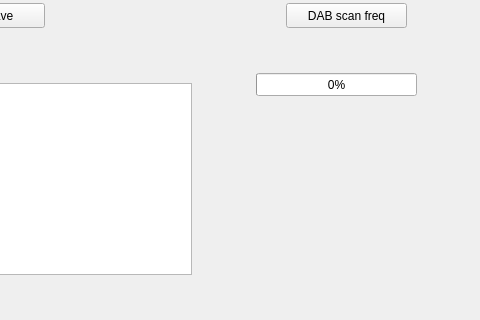
Above: dialog.ui from Vitalic66/DAB-FM-sundtek-api before the change; both pictures show x 84 to 564 and y 197 to 517 of the 564 by 517 pixel window. Below: the same form after it.
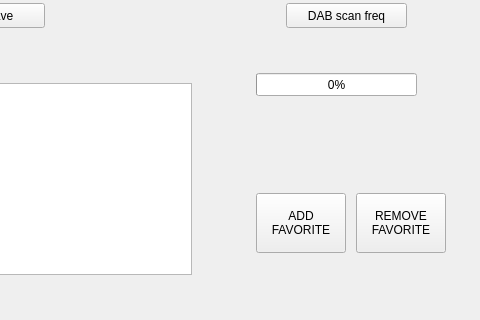
That is the form after the change.

Patch:
```diff
--- a/dialog.ui
+++ b/dialog.ui
@@ -175,6 +175,34 @@
     <string>save</string>
    </property>
   </widget>
+  <widget class="QPushButton" name="btn_add_fav">
+   <property name="geometry">
+    <rect>
+     <x>340</x>
+     <y>390</y>
+     <width>90</width>
+     <height>60</height>
+    </rect>
+   </property>
+   <property name="text">
+    <string>ADD
+FAVORITE</string>
+   </property>
+  </widget>
+  <widget class="QPushButton" name="bnt_rem_fav">
+   <property name="geometry">
+    <rect>
+     <x>440</x>
+     <y>390</y>
+     <width>90</width>
+     <height>60</height>
+    </rect>
+   </property>
+   <property name="text">
+    <string>REMOVE
+FAVORITE</string>
+   </property>
+  </widget>
  </widget>
  <layoutdefault spacing="6" margin="11"/>
  <resources/>
```
